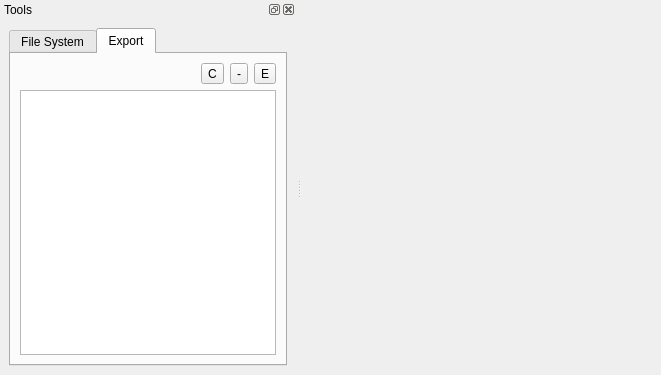
Qt form qwbfs/src/UIMain.ui (amestica/qwbfs) before a commit.
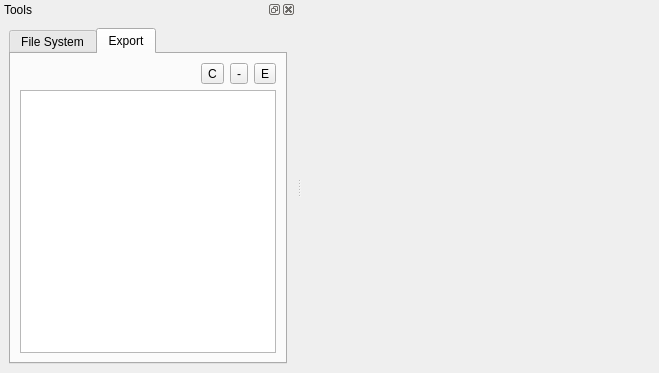
The same form after that commit. The open tabs and pages were chosen to show the change. Custom widgets are drawn as their Qt base class.

Patch:
```diff
--- a/qwbfs/src/UIMain.ui
+++ b/qwbfs/src/UIMain.ui
@@ -6,8 +6,8 @@
    <rect>
     <x>0</x>
     <y>0</y>
-    <width>661</width>
-    <height>375</height>
+    <width>659</width>
+    <height>373</height>
    </rect>
   </property>
   <property name="windowTitle">
```
Left out of the diff: 6 changed lines with no effect on the pictures.
